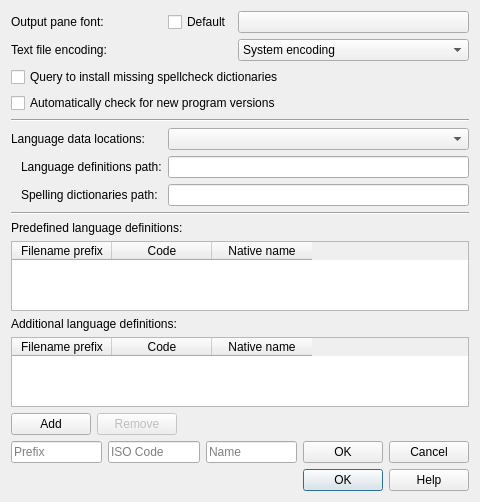
Qt form qt/data/ConfigDialog.ui (manisandro/gImageReader) before a commit.
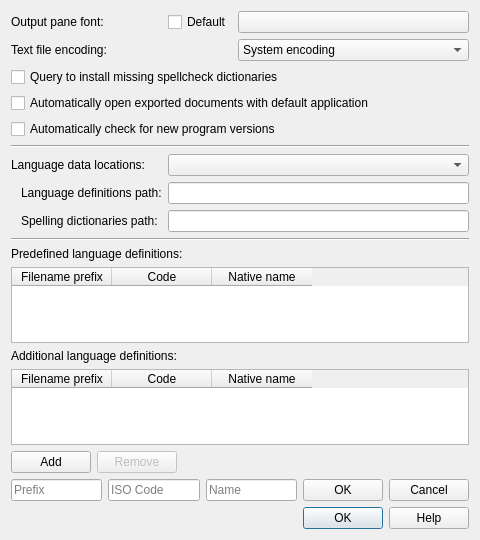
The same form after that commit. Icons and pictures are not drawn.

Commit message: [Qt] Add generalized "Open after export" checkbox

What changed in the file:
```diff
--- a/qt/data/ConfigDialog.ui
+++ b/qt/data/ConfigDialog.ui
@@ -7,7 +7,7 @@
     <x>0</x>
     <y>0</y>
     <width>480</width>
-    <height>502</height>
+    <height>540</height>
    </rect>
   </property>
   <property name="windowTitle">
@@ -34,14 +34,14 @@
      </property>
     </widget>
    </item>
-   <item row="11" column="0" colspan="3">
+   <item row="12" column="0" colspan="3">
     <widget class="QLabel" name="labelPredefLang">
      <property name="text">
       <string>Predefined language definitions:</string>
      </property>
     </widget>
    </item>
-   <item row="5" column="0" colspan="3">
+   <item row="6" column="0" colspan="3">
     <widget class="QCheckBox" name="checkBoxUpdateCheck">
      <property name="text">
       <string>Automatically check for new program versions</string>
@@ -55,14 +55,14 @@
      </property>
     </widget>
    </item>
-   <item row="7" column="0">
+   <item row="8" column="0">
     <widget class="QLabel" name="labelDataLocation">
      <property name="text">
       <string>Language data locations:</string>
      </property>
     </widget>
    </item>
-   <item row="15" column="0" colspan="3">
+   <item row="16" column="0" colspan="3">
     <widget class="QTableWidget" name="tableWidgetAdditionalLang">
      <property name="horizontalScrollBarPolicy">
       <enum>Qt::ScrollBarAlwaysOff</enum>
@@ -96,7 +96,7 @@
      </column>
     </widget>
    </item>
-   <item row="7" column="1" colspan="2">
+   <item row="8" column="1" colspan="2">
     <widget class="QComboBox" name="comboBoxDataLocation">
      <property name="currentIndex">
       <number>-1</number>
@@ -113,21 +113,21 @@
      </item>
     </widget>
    </item>
-   <item row="6" column="0" colspan="3">
+   <item row="7" column="0" colspan="3">
     <widget class="Line" name="line_2">
      <property name="orientation">
       <enum>Qt::Horizontal</enum>
      </property>
     </widget>
    </item>
-   <item row="14" column="0" colspan="3">
+   <item row="15" column="0" colspan="3">
     <widget class="QLabel" name="labelAdditionalLang">
      <property name="text">
       <string>Additional language definitions:</string>
      </property>
     </widget>
    </item>
-   <item row="13" column="0" colspan="3">
+   <item row="14" column="0" colspan="3">
     <widget class="QTableWidget" name="tableWidgetPredefLang">
      <property name="horizontalScrollBarPolicy">
       <enum>Qt::ScrollBarAlwaysOff</enum>
@@ -161,7 +161,7 @@
      </column>
     </widget>
    </item>
-   <item row="8" column="0">
+   <item row="9" column="0">
     <widget class="QLabel" name="labelTessdataLocation">
      <property name="text">
       <string>Language definitions path:</string>
@@ -171,7 +171,7 @@
      </property>
     </widget>
    </item>
-   <item row="10" column="0" colspan="3">
+   <item row="11" column="0" colspan="3">
     <widget class="Line" name="line">
      <property name="orientation">
       <enum>Qt::Horizontal</enum>
@@ -192,7 +192,7 @@
      </item>
     </widget>
    </item>
-   <item row="16" column="0" colspan="3">
+   <item row="17" column="0" colspan="3">
     <widget class="QWidget" name="widgetAddRemoveLang" native="true">
      <layout class="QHBoxLayout" name="horizontalLayoutAddRemoveLang">
       <property name="leftMargin">
@@ -267,7 +267,7 @@
      </property>
     </widget>
    </item>
-   <item row="20" column="0" colspan="3">
+   <item row="21" column="0" colspan="3">
     <widget class="QDialogButtonBox" name="buttonBox">
      <property name="orientation">
       <enum>Qt::Horizontal</enum>
@@ -284,7 +284,7 @@
      </property>
     </widget>
    </item>
-   <item row="18" column="0" colspan="3">
+   <item row="19" column="0" colspan="3">
     <widget class="QWidget" name="widgetAddLang" native="true">
      <layout class="QHBoxLayout" name="horizontalLayoutAddLang">
       <property name="leftMargin">
@@ -354,7 +354,7 @@
      </layout>
     </widget>
    </item>
-   <item row="9" column="0">
+   <item row="10" column="0">
     <widget class="QLabel" name="labelSpellLocation">
      <property name="text">
       <string>Spelling dictionaries path:</string>
@@ -364,20 +364,27 @@
      </property>
     </widget>
    </item>
-   <item row="8" column="1" colspan="2">
-    <widget class="QLineEdit" name="lineEditTessdataLocation">
-     <property name="readOnly">
-      <bool>true</bool>
-     </property>
-    </widget>
-   </item>
    <item row="9" column="1" colspan="2">
+    <widget class="QLineEdit" name="lineEditTessdataLocation">
+     <property name="readOnly">
+      <bool>true</bool>
+     </property>
+    </widget>
+   </item>
+   <item row="10" column="1" colspan="2">
     <widget class="QLineEdit" name="lineEditSpellLocation">
      <property name="readOnly">
       <bool>true</bool>
      </property>
     </widget>
    </item>
+   <item row="5" column="0" colspan="3">
+    <widget class="QCheckBox" name="checkBoxOpenAfterExport">
+     <property name="text">
+      <string>Automatically open exported documents with default application</string>
+     </property>
+    </widget>
+   </item>
   </layout>
  </widget>
  <resources/>
```
The commit also changes 5 other files.
